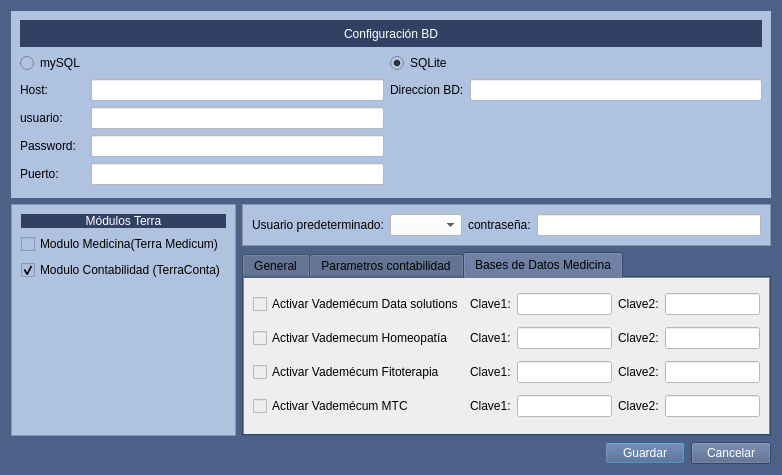
Before: the Qt Designer form Zona_Administrador/frmconfigterra.ui in arcnexus/RedFoX, drawn with Qt 5.
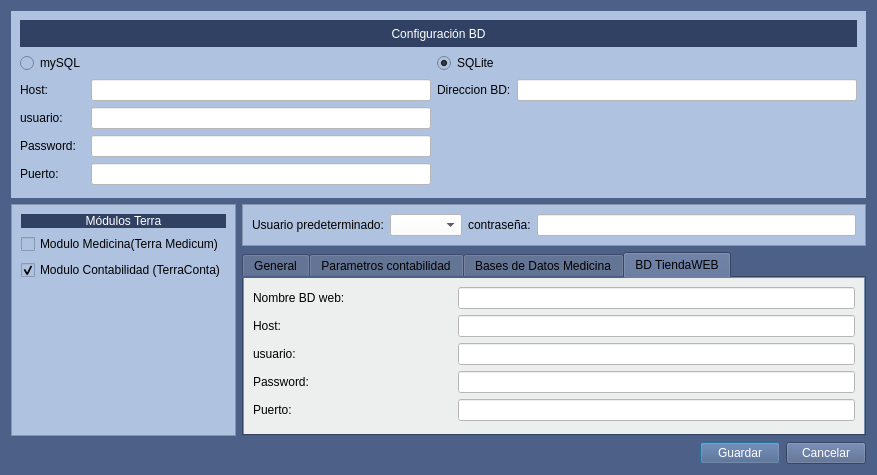
After: the same form once the commit is applied. Icons and pictures are not drawn.

Commit message: Guardar datos paciente en TiendaWeb (mysql remoto en servidor de la web)

What changed in the file:
```diff
--- a/Zona_Administrador/frmconfigterra.ui
+++ b/Zona_Administrador/frmconfigterra.ui
@@ -6,7 +6,7 @@
    <rect>
     <x>0</x>
     <y>0</y>
-    <width>782</width>
+    <width>877</width>
     <height>475</height>
    </rect>
   </property>
@@ -162,6 +162,9 @@
    </item>
    <item row="2" column="1" colspan="3">
     <widget class="QTabWidget" name="tabWidget_3">
+     <property name="enabled">
+      <bool>true</bool>
+     </property>
      <property name="minimumSize">
       <size>
        <width>0</width>
@@ -172,7 +175,7 @@
       <string notr="true"/>
      </property>
      <property name="currentIndex">
-      <number>2</number>
+      <number>3</number>
      </property>
      <widget class="QWidget" name="Pagina_general">
       <property name="styleSheet">
@@ -499,6 +502,86 @@
        </item>
       </layout>
      </widget>
+     <widget class="QWidget" name="tab">
+      <property name="styleSheet">
+       <string notr="true">background-color: #ecefed;</string>
+      </property>
+      <attribute name="title">
+       <string>BD TiendaWEB</string>
+      </attribute>
+      <layout class="QGridLayout" name="gridLayout_4">
+       <item row="1" column="0">
+        <widget class="QLabel" name="label_11">
+         <property name="text">
+          <string>Host:</string>
+         </property>
+        </widget>
+       </item>
+       <item row="2" column="0">
+        <widget class="QLabel" name="label_12">
+         <property name="text">
+          <string>usuario:</string>
+         </property>
+        </widget>
+       </item>
+       <item row="3" column="0">
+        <widget class="QLabel" name="label_10">
+         <property name="text">
+          <string>Password:</string>
+         </property>
+        </widget>
+       </item>
+       <item row="0" column="0">
+        <widget class="QLabel" name="label_14">
+         <property name="text">
+          <string>Nombre BD web:</string>
+         </property>
+        </widget>
+       </item>
+       <item row="4" column="0">
+        <widget class="QLabel" name="label_13">
+         <property name="text">
+          <string>Puerto:</string>
+         </property>
+        </widget>
+       </item>
+       <item row="1" column="1" colspan="2">
+        <widget class="QLineEdit" name="txtHostWeb">
+         <property name="styleSheet">
+          <string notr="true">background-color: rgb(255, 255, 255);</string>
+         </property>
+        </widget>
+       </item>
+       <item row="2" column="1" colspan="2">
+        <widget class="QLineEdit" name="txtUsuarioDBweb">
+         <property name="styleSheet">
+          <string notr="true">background-color: rgb(255, 255, 255);</string>
+         </property>
+        </widget>
+       </item>
+       <item row="3" column="1" colspan="2">
+        <widget class="QLineEdit" name="txtPasswordDBWeb">
+         <property name="styleSheet">
+          <string notr="true">background-color: rgb(255, 255, 255);</string>
+         </property>
+        </widget>
+       </item>
+       <item row="4" column="1" colspan="2">
+        <widget class="QLineEdit" name="txtPuerto_DBWeb">
+         <property name="styleSheet">
+          <string notr="true">background-color: rgb(255, 255, 255);</string>
+         </property>
+        </widget>
+       </item>
+       <item row="0" column="1" colspan="2">
+        <widget class="QLineEdit" name="txtNombreBDWeb">
+         <property name="styleSheet">
+          <string notr="true">background-color: rgb(255, 255, 255);</string>
+         </property>
+        </widget>
+       </item>
+      </layout>
+     </widget>
     </widget>
    </item>
    <item row="0" column="0" colspan="4">
```
Left out of the diff: 100 changed lines with no effect on the pictures. The commit also changes 6 other files.
